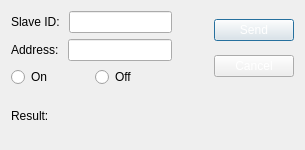
First picture: the form in writesinglecoildialog.ui, repository tonylin0826/ModbusMasterTool, before the edit.
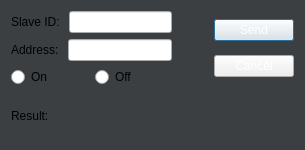
Second picture: the form after the edit.

Commit message: feat(ui): add style to dialog and windows

Diff of the .ui file:
```diff
--- a/writesinglecoildialog.ui
+++ b/writesinglecoildialog.ui
@@ -13,6 +13,11 @@
   <property name="windowTitle">
    <string>Dialog</string>
   </property>
+  <property name="styleSheet">
+   <string notr="true">#WriteSingleCoilDialog {
+	background: rgb(60, 63, 65);
+}</string>
+  </property>
   <layout class="QVBoxLayout" name="verticalLayout">
    <item>
     <layout class="QHBoxLayout" name="horizontalLayout">
```
The commit also changes 5 other files.
